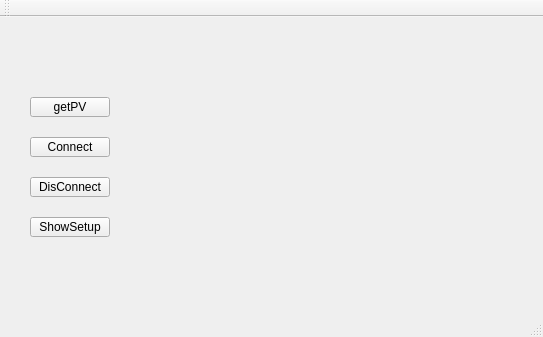
This is AL808_DRV/test_AL808/mainwindow.ui in Aimiaomiao1314/temControl as Qt 5 draws it before an edit. The edited form follows.
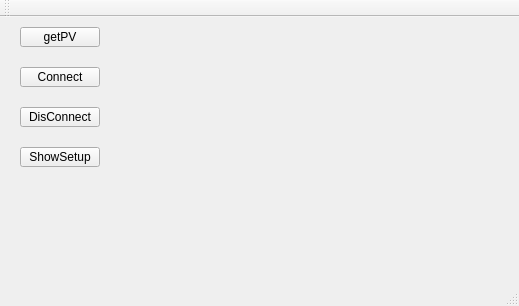
This is the edited form.

```diff
--- a/AL808_DRV/test_AL808/mainwindow.ui
+++ b/AL808_DRV/test_AL808/mainwindow.ui
@@ -6,8 +6,8 @@
    <rect>
     <x>0</x>
     <y>0</y>
-    <width>543</width>
-    <height>337</height>
+    <width>519</width>
+    <height>306</height>
    </rect>
   </property>
   <property name="windowTitle">
@@ -17,8 +17,8 @@
    <widget class="QPushButton" name="pushButton_getPV">
     <property name="geometry">
      <rect>
-      <x>30</x>
-      <y>80</y>
+      <x>20</x>
+      <y>10</y>
       <width>80</width>
       <height>20</height>
      </rect>
@@ -30,8 +30,8 @@
    <widget class="QPushButton" name="pushButton_Connect">
     <property name="geometry">
      <rect>
-      <x>30</x>
-      <y>120</y>
+      <x>20</x>
+      <y>50</y>
       <width>80</width>
       <height>20</height>
      </rect>
@@ -43,8 +43,8 @@
    <widget class="QPushButton" name="pushButton_DisConnect">
     <property name="geometry">
      <rect>
-      <x>30</x>
-      <y>160</y>
+      <x>20</x>
+      <y>90</y>
       <width>80</width>
       <height>20</height>
      </rect>
@@ -56,8 +56,8 @@
    <widget class="QPushButton" name="pushButton_ShowSetup">
     <property name="geometry">
      <rect>
-      <x>30</x>
-      <y>200</y>
+      <x>20</x>
+      <y>130</y>
       <width>80</width>
       <height>20</height>
      </rect>
```
Left out of the diff: 2 changed lines with no effect on the pictures.
